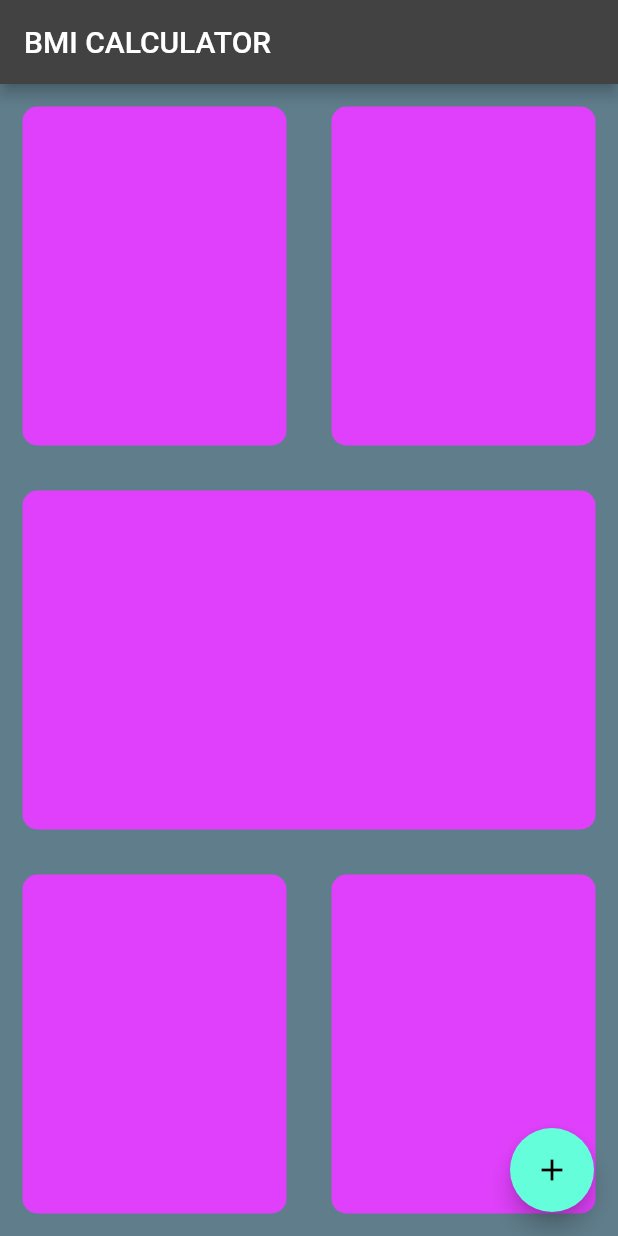
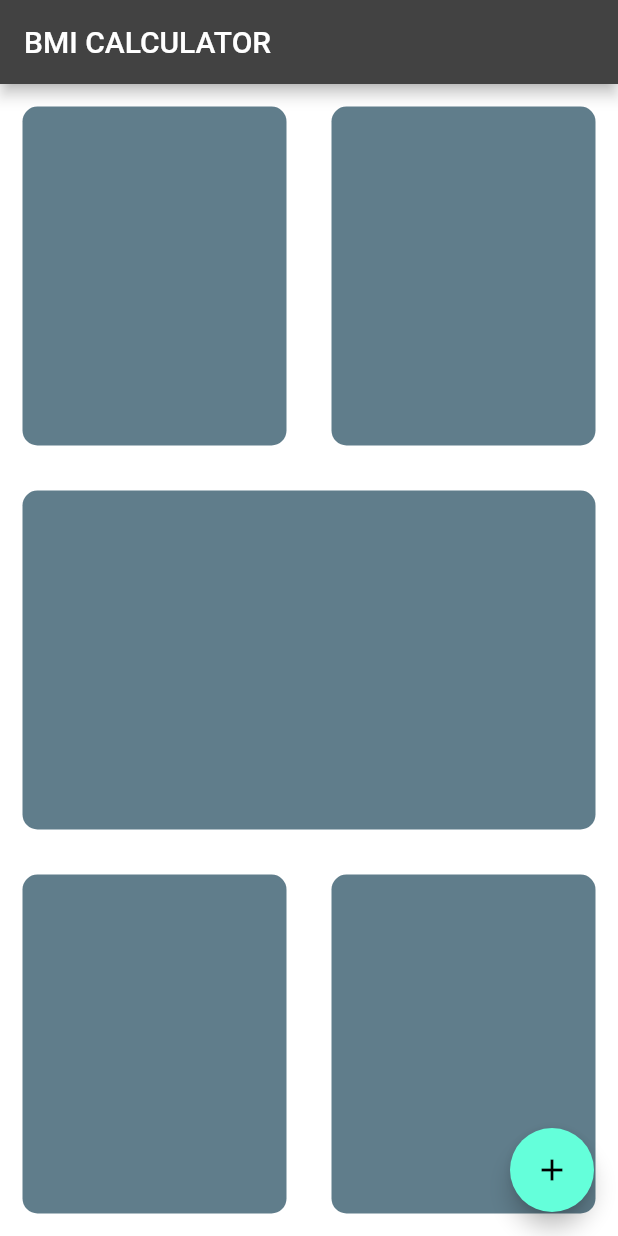
Before and after one commit to Shaistafareed/flutter-projects, a Flutter app: the screen it shows after launch, on a phone screen of 412 x 824 dp. Run offline on Flutter 3.47's test engine with Material 2 defaults, Android fonts, the phone set to English and light mode, and no system bars.

Commit message:
57 lecture

```diff
--- a/bmi/lib/input.dart
+++ b/bmi/lib/input.dart
@@ -22,7 +22,7 @@ class _InputPageState extends State<InputPage> {
               Expanded(child: Container(
                 margin: EdgeInsets.all(15.0),
                 decoration: BoxDecoration(
-                  color: Colors.purpleAccent,
+                  color: Colors.blueGrey,
                   borderRadius: BorderRadius.circular(10.0),
                 ),
               )
@@ -30,7 +30,7 @@ class _InputPageState extends State<InputPage> {
               Expanded(child:Container(
                 margin: EdgeInsets.all(15.0),
                 decoration: BoxDecoration(
-                  color: Colors.purpleAccent,
+                  color: Colors.blueGrey,
                   borderRadius: BorderRadius.circular(10.0),
                 ),
               )),
@@ -42,7 +42,7 @@ class _InputPageState extends State<InputPage> {
           Expanded(child: Container(
             margin: EdgeInsets.all(15.0),
             decoration: BoxDecoration(
-              color: Colors.purpleAccent,
+              color: Colors.blueGrey,
               borderRadius: BorderRadius.circular(10.0),
             ),
           )
@@ -55,14 +55,14 @@ class _InputPageState extends State<InputPage> {
               Expanded(child: Container(
                 margin: EdgeInsets.all(15.0),
                 decoration: BoxDecoration(
-                  color: Colors.purpleAccent,
+                  color: Colors.blueGrey,
                   borderRadius: BorderRadius.circular(10.0),
                 ),
               )),
               Expanded(child:Container(
                 margin: EdgeInsets.all(15.0),
                 decoration: BoxDecoration(
-                  color: Colors.purpleAccent,
+                  color: Colors.blueGrey,
                   borderRadius: BorderRadius.circular(10.0),
                 ),
               )),
--- a/bmi/lib/main.dart
+++ b/bmi/lib/main.dart
@@ -10,8 +10,8 @@ class BMICalculator extends StatelessWidget {
       debugShowCheckedModeBanner: false,
       home: InputPage(),
       theme: ThemeData.dark().copyWith(
-          primaryColor: Colors.blueGrey,
-          scaffoldBackgroundColor: Colors.blueGrey,
+          primaryColor: Colors.white,
+          scaffoldBackgroundColor: Colors.white,
           textTheme: TextTheme(
               bodyText1:TextStyle(color:Colors.black87))
       ),
```
